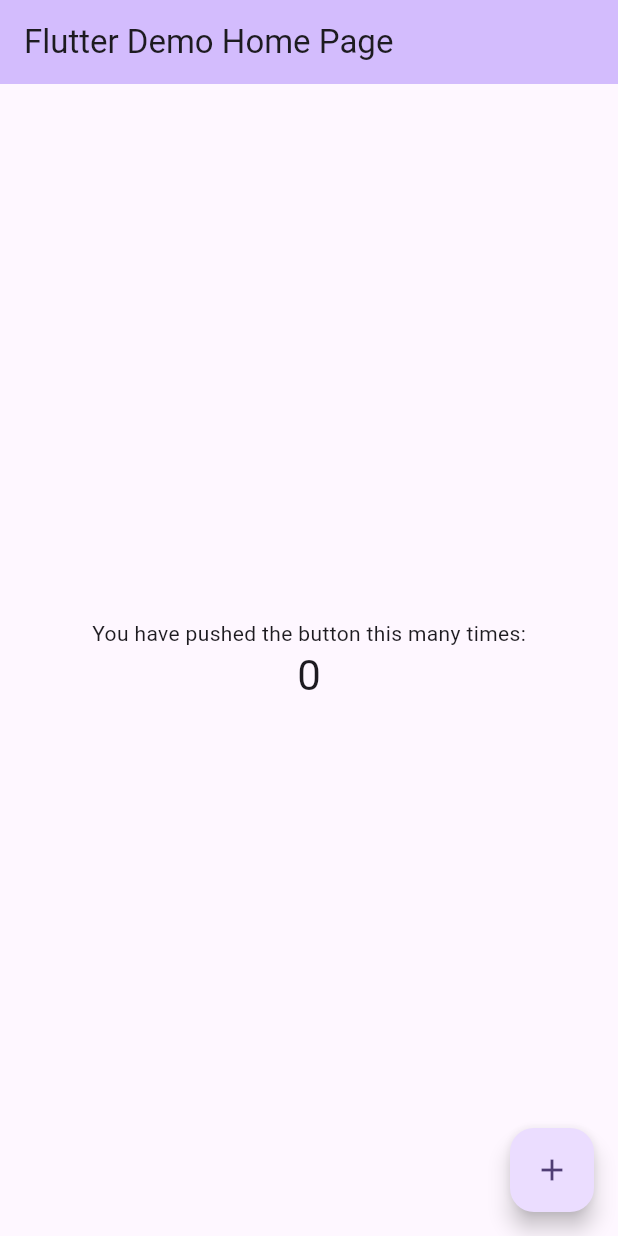
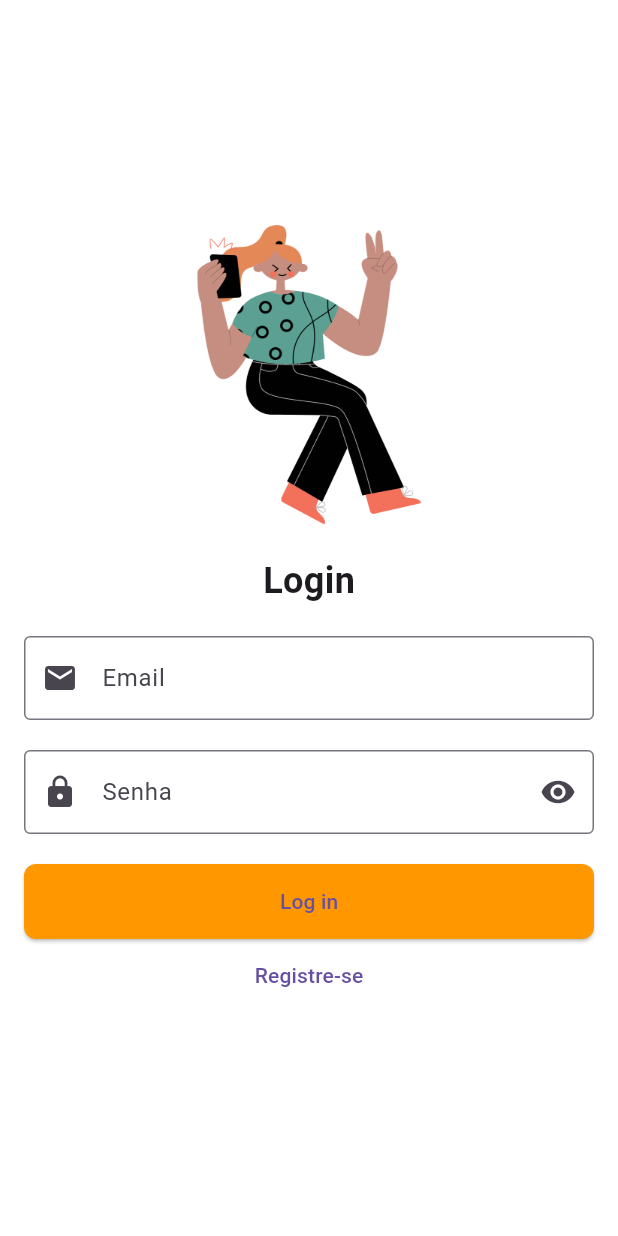
Before and after one commit to vctrsoares/Projeto_titan, a Flutter app: the screen it shows after launch, on a phone screen of 412 x 824 dp. Run offline on Flutter 3.47's test engine with Material 3 defaults, Android fonts, the phone set to English and light mode, and no system bars.

Commit message:
criando tela de login

```diff
--- /dev/null
+++ b/projeto_final_TITAN/lib/login_screen.dart
@@ -0,0 +1,88 @@
+import 'package:flutter/material.dart';
+
+class LoginPage extends StatefulWidget {
+  const LoginPage({Key? key}) : super(key: key);
+
+  @override
+  _LoginPageState createState() => _LoginPageState();
+}
+
+class _LoginPageState extends State<LoginPage> {
+  bool _obscureText = true;
+  final _emailController = TextEditingController();
+  final _passwordController = TextEditingController();
+
+  @override
+  Widget build(BuildContext context) {
+    return Scaffold(
+      backgroundColor: Colors.white,
+      body: Center(
+        child: Padding(
+          padding: const EdgeInsets.all(16.0),
+          child: SingleChildScrollView(
+            child: Column(
+              mainAxisAlignment: MainAxisAlignment.center,
+              children: <Widget>[
+                Image.asset('assets/images/image_login.png', height: 200),
+                const SizedBox(height: 20),
+                const Text(
+                  'Login',
+                  style: TextStyle(fontSize: 24, fontWeight: FontWeight.bold),
+                ),
+                const SizedBox(height: 20),
+                TextField(
+                  controller: _emailController,
+                  decoration: InputDecoration(
+                    border: OutlineInputBorder(),
+                    labelText: 'Email',
+                    prefixIcon: const Icon(Icons.email),
+                  ),
+                ),
+                const SizedBox(height: 20),
+                TextField(
+                  controller: _passwordController,
+                  obscureText: _obscureText,
+                  decoration: InputDecoration(
+                    border: OutlineInputBorder(),
+                    labelText: 'Senha',
+                    prefixIcon: const Icon(Icons.lock),
+                    suffixIcon: IconButton(
+                      icon: Icon(
+                        _obscureText ? Icons.visibility : Icons.visibility_off,
+                      ),
+                      onPressed: () {
+                        setState(() {
+                          _obscureText = !_obscureText;
+                        });
+                      },
+                    ),
+                  ),
+                ),
+                const SizedBox(height: 20),
+                ElevatedButton(
+                  onPressed: () {
+                    // Implement login functionality here
+                  },
+                  style: ElevatedButton.styleFrom(
+                    backgroundColor: Colors.orange,
+                    minimumSize: const Size(double.infinity, 50),
+                    shape: RoundedRectangleBorder(
+                      borderRadius: BorderRadius.circular(8),
+                    ),
+                  ),
+                  child: const Text('Log in'),
+                ),
+                TextButton(
+                  onPressed: () {
+                    // Implement navigation to register page here
+                  },
+                  child: const Text('Registre-se'),
+                ),
+              ],
+            ),
+          ),
+        ),
+      ),
+    );
+  }
+}
--- a/projeto_final_TITAN/lib/main.dart
+++ b/projeto_final_TITAN/lib/main.dart
@@ -1,125 +1,20 @@
 import 'package:flutter/material.dart';
+import 'login_screen.dart'; // Certifique-se de importar o arquivo login_screen.dart
 
 void main() {
   runApp(const MyApp());
 }
 
 class MyApp extends StatelessWidget {
-  const MyApp({super.key});
+  const MyApp({Key? key}) : super(key: key);
 
-  // This widget is the root of your application.
   @override
   Widget build(BuildContext context) {
     return MaterialApp(
-      title: 'Flutter Demo',
+      title: 'Login Page',
       theme: ThemeData(
-        // This is the theme of your application.
-        //
-        // TRY THIS: Try running your application with "flutter run". You'll see
-        // the application has a purple toolbar. Then, without quitting the app,
-        // try changing the seedColor in the colorScheme below to Colors.green
-        // and then invoke "hot reload" (save your changes or press the "hot
-        // reload" button in a Flutter-supported IDE, or press "r" if you used
-        // the command line to start the app).
-        //
-        // Notice that the counter didn't reset back to zero; the application
-        // state is not lost during the reload. To reset the state, use hot
-        // restart instead.
-        //
-        // This works for code too, not just values: Most code changes can be
-        // tested with just a hot reload.
-        colorScheme: ColorScheme.fromSeed(seedColor: Colors.deepPurple),
-        useMaterial3: true,
       ),
-      home: const MyHomePage(title: 'Flutter Demo Home Page'),
+      home: const LoginPage(),
     );
   }
 }
-
-class MyHomePage extends StatefulWidget {
-  const MyHomePage({super.key, required this.title});
-
-  // This widget is the home page of your application. It is stateful, meaning
-  // that it has a State object (defined below) that contains fields that affect
-  // how it looks.
-
-  // This class is the configuration for the state. It holds the values (in this
-  // case the title) provided by the parent (in this case the App widget) and
-  // used by the build method of the State. Fields in a Widget subclass are
-  // always marked "final".
-
-  final String title;
-
-  @override
-  State<MyHomePage> createState() => _MyHomePageState();
-}
-
-class _MyHomePageState extends State<MyHomePage> {
-  int _counter = 0;
-
-  void _incrementCounter() {
-    setState(() {
-      // This call to setState tells the Flutter framework that something has
-      // changed in this State, which causes it to rerun the build method below
-      // so that the display can reflect the updated values. If we changed
-      // _counter without calling setState(), then the build method would not be
-      // called again, and so nothing would appear to happen.
-      _counter++;
-    });
-  }
-
-  @override
-  Widget build(BuildContext context) {
-    // This method is rerun every time setState is called, for instance as done
-    // by the _incrementCounter method above.
-    //
-    // The Flutter framework has been optimized to make rerunning build methods
-    // fast, so that you can just rebuild anything that needs updating rather
-    // than having to individually change instances of widgets.
-    return Scaffold(
-      appBar: AppBar(
-        // TRY THIS: Try changing the color here to a specific color (to
-        // Colors.amber, perhaps?) and trigger a hot reload to see the AppBar
-        // change color while the other colors stay the same.
-        backgroundColor: Theme.of(context).colorScheme.inversePrimary,
-        // Here we take the value from the MyHomePage object that was created by
-        // the App.build method, and use it to set our appbar title.
-        title: Text(widget.title),
-      ),
-      body: Center(
-        // Center is a layout widget. It takes a single child and positions it
-        // in the middle of the parent.
-        child: Column(
-          // Column is also a layout widget. It takes a list of children and
-          // arranges them vertically. By default, it sizes itself to fit its
-          // children horizontally, and tries to be as tall as its parent.
-          //
-          // Column has various properties to control how it sizes itself and
-          // how it positions its children. Here we use mainAxisAlignment to
-          // center the children vertically; the main axis here is the vertical
-          // axis because Columns are vertical (the cross axis would be
-          // horizontal).
-          //
-          // TRY THIS: Invoke "debug painting" (choose the "Toggle Debug Paint"
-          // action in the IDE, or press "p" in the console), to see the
-          // wireframe for each widget.
-          mainAxisAlignment: MainAxisAlignment.center,
-          children: <Widget>[
-            const Text(
-              'You have pushed the button this many times:',
-            ),
-            Text(
-              '$_counter',
-              style: Theme.of(context).textTheme.headlineMedium,
-            ),
-          ],
-        ),
-      ),
-      floatingActionButton: FloatingActionButton(
-        onPressed: _incrementCounter,
-        tooltip: 'Increment',
-        child: const Icon(Icons.add),
-      ), // This trailing comma makes auto-formatting nicer for build methods.
-    );
-  }
-}
--- a/projeto_final_TITAN/pubspec.yaml
+++ b/projeto_final_TITAN/pubspec.yaml
@@ -62,7 +62,8 @@ flutter:
   # assets:
   #   - images/a_dot_burr.jpeg
   #   - images/a_dot_ham.jpeg
-
+  assets:
+    - assets/images/image_login.png
   # An image asset can refer to one or more resolution-specific "variants", see
   # https://flutter.dev/assets-and-images/#resolution-aware
 
```
Also changed, not shown: projeto_final_TITAN/assets/images/image_login.png (added).
